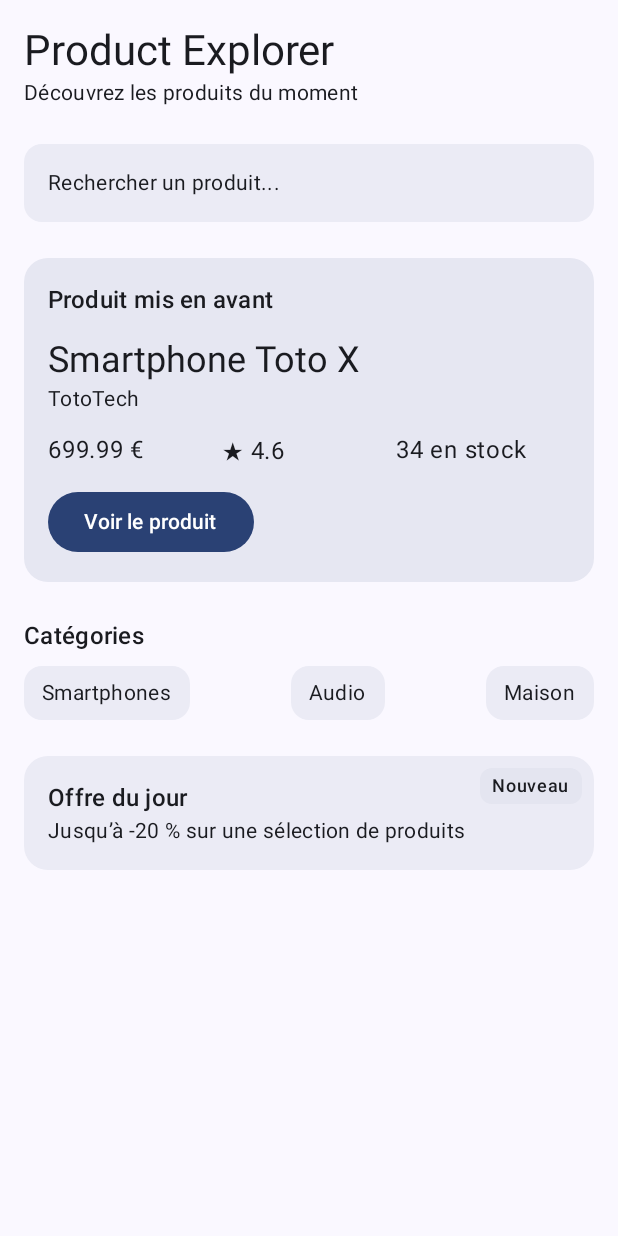
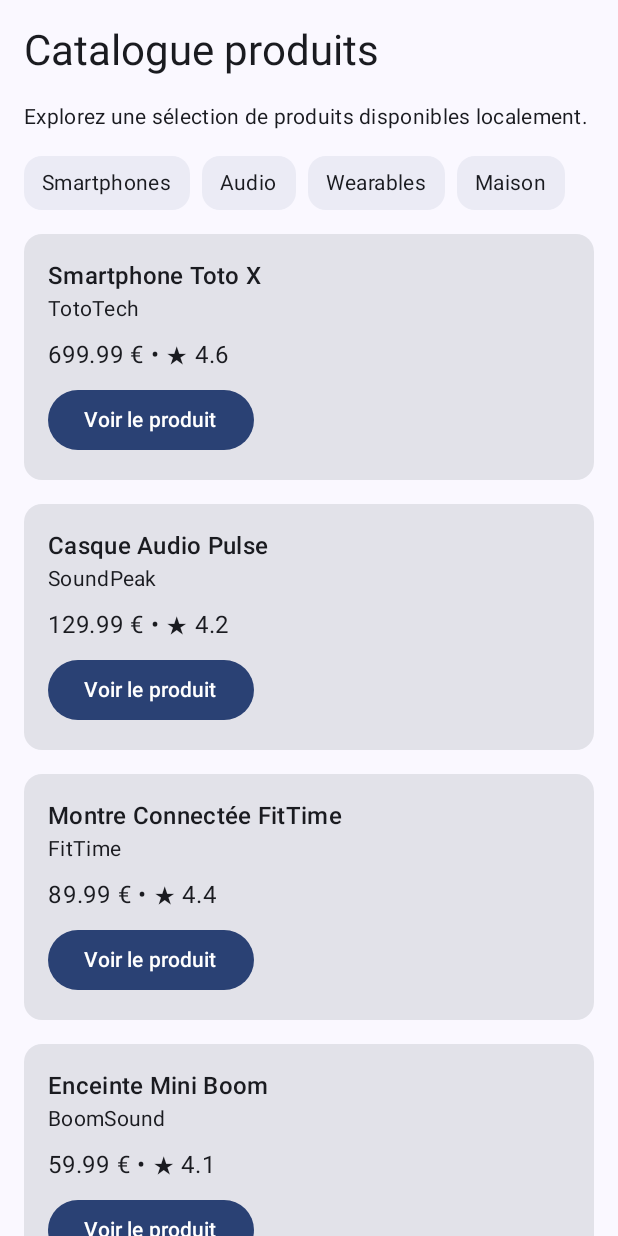
Before and after one commit to AlexTng44000/ProductExplorer, an Android app built with Jetpack Compose: the screen it shows after launch (MainActivity), on a phone screen of 412 x 824 dp. Run offline under Robolectric (Android 15) with nearby library versions, the phone set to English and light mode, and no system bars.

Commit message:
feat: TP6 product catalog with LazyColumn and LazyRow

```diff
--- a/app/src/main/java/com/example/productexplorer/MainActivity.kt
+++ b/app/src/main/java/com/example/productexplorer/MainActivity.kt
@@ -30,28 +30,37 @@ import androidx.compose.foundation.layout.height
 import androidx.compose.material3.Surface
 import androidx.compose.foundation.layout.Box
 import androidx.compose.ui.Alignment
+import androidx.compose.foundation.layout.Arrangement
+import androidx.compose.foundation.layout.PaddingValues
+import androidx.compose.foundation.lazy.LazyColumn
+import androidx.compose.foundation.lazy.LazyRow
+import androidx.compose.foundation.lazy.items
+
 class MainActivity : ComponentActivity() {
     override fun onCreate(savedInstanceState: Bundle?) {
         super.onCreate(savedInstanceState)
         enableEdgeToEdge()
+
         setContent {
             ProductExplorerTheme {
+                Scaffold(
+                    modifier = Modifier.fillMaxSize()
+                ) { innerPadding ->
 
-                Scaffold(modifier = Modifier.fillMaxSize()) { innerPadding ->
-                    ProductHomeScreen(
-                        featuredProduct = sampleProduct(),
-                        onFeaturedProductClick = {
-                            // Plus tard : ouvrir le détail du produit
+                    ProductCatalogScreen(
+                        products = sampleProducts(),
+                        onProductClick = { product ->
+                            // Navigation vers le détail prévue plus tard
                         },
                         modifier = Modifier.padding(innerPadding)
                     )
 
                 }
-
             }
         }
     }
 }
+
 @Composable
 fun ProductHomeScreen(
     featuredProduct: ProductUi,
@@ -538,6 +547,7 @@ fun ProductImage(
 
 
 data class ProductUi(
+    val id: Int,
     val title: String,
     val brand: String,
     val category: String,
@@ -552,6 +562,7 @@ data class ProductUi(
 
 fun sampleProduct(): ProductUi {
     return ProductUi(
+        id =1,
         title = "Smartphone Toto X",
         brand = "TotoTech",
         category = "Smartphones",
@@ -565,8 +576,44 @@ fun sampleProduct(): ProductUi {
     )
 }
 
+fun sampleProducts(): List<ProductUi> {
+    return listOf(
+        sampleProduct(),
+        sampleProductOutOfStock(),
+
+        ProductUi(
+            id = 3,
+            title = "Montre Connectée FitTime",
+            brand = "FitTime",
+            category = "Wearables",
+            description = "Une montre connectée simple pour suivre l'activité quotidienne.",
+            price = 89.99,
+            discountPercentage = 15.0,
+            rating = 4.4,
+            stock = 18,
+            warrantyInformation = "Garantie constructeur : 2 ans",
+            shippingInformation = "Livraison estimée : 2 à 4 jours ouvrés"
+        ),
+
+        ProductUi(
+            id = 4,
+            title = "Enceinte Mini Boom",
+            brand = "BoomSound",
+            category = "Audio",
+            description = "Une enceinte compacte pour écouter de la musique.",
+            price = 59.99,
+            discountPercentage = 5.0,
+            rating = 4.1,
+            stock = 52,
+            warrantyInformation = "Garantie constructeur : 1 an",
+            shippingInformation = "Livraison estimée : 3 jours ouvrés"
+        )
+    )
+}
+
 fun sampleProductOutOfStock(): ProductUi {
     return ProductUi(
+        id=2,
         title = "Casque Audio Pulse",
         brand = "SoundPeak",
         category = "Audio",
@@ -580,3 +627,107 @@ fun sampleProductOutOfStock(): ProductUi {
         shippingInformation = "Produit temporairement indisponible"
     )
 }
+
+fun sampleCategories(): List<String> {
+    return listOf("Smartphones", "Audio", "Wearables", "Maison")
+}
+
+@Composable
+fun CategoryRow(
+    categories: List<String>,
+    modifier: Modifier = Modifier
+) {
+    LazyRow(
+        modifier = modifier,
+        horizontalArrangement = Arrangement.spacedBy(8.dp)
+    ) {
+        items(categories) { category ->
+            CategoryChip(label = category)
+        }
+    }
+}
+
+@Composable
+fun ProductListItem(
+    product: ProductUi,
+    onClick: () -> Unit,
+    modifier: Modifier = Modifier
+) {
+    Card(modifier = modifier.fillMaxWidth()) {
+        Column(modifier = Modifier.padding(16.dp)) {
+            Text(
+                text = product.title,
+                style = MaterialTheme.typography.titleMedium
+            )
+
+            Text(
+                text = product.brand,
+                style = MaterialTheme.typography.bodyMedium
+            )
+
+            Spacer(modifier = Modifier.height(8.dp))
+
+            Text(
+                text = "${product.price} € • ★ ${product.rating}"
+            )
+
+            Spacer(modifier = Modifier.height(8.dp))
+
+            Button(onClick = onClick) {
+                Text("Voir le produit")
+            }
+        }
+    }
+}
+
+@Composable
+fun ProductCatalogScreen(
+    products: List<ProductUi>,
+    onProductClick: (ProductUi) -> Unit,
+    modifier: Modifier = Modifier
+) {
+    LazyColumn(
+        modifier = modifier.fillMaxSize(),
+        contentPadding = PaddingValues(16.dp),
+        verticalArrangement = Arrangement.spacedBy(16.dp)
+    ) {
+        item {
+            Text(
+                text = "Catalogue produits",
+                style = MaterialTheme.typography.headlineMedium
+            )
+        }
+
+        item {
+            Text(
+                text = "Explorez une sélection de produits disponibles localement.",
+                style = MaterialTheme.typography.bodyMedium
+            )
+        }
+
+        item {
+            CategoryRow(categories = sampleCategories())
+        }
+
+        items(
+            items = products,
+            key = { product -> product.id }
+        ) { product ->
+            ProductListItem(
+                product = product,
+                onClick = { onProductClick(product) }
+            )
+        }
+    }
+}
+
+@Preview(showBackground = true)
+@Composable
+fun ProductCatalogScreenPreview() {
+    ProductExplorerTheme {
+        ProductCatalogScreen(
+            products = sampleProducts(),
+            onProductClick = {}
+        )
+    }
+}
```
